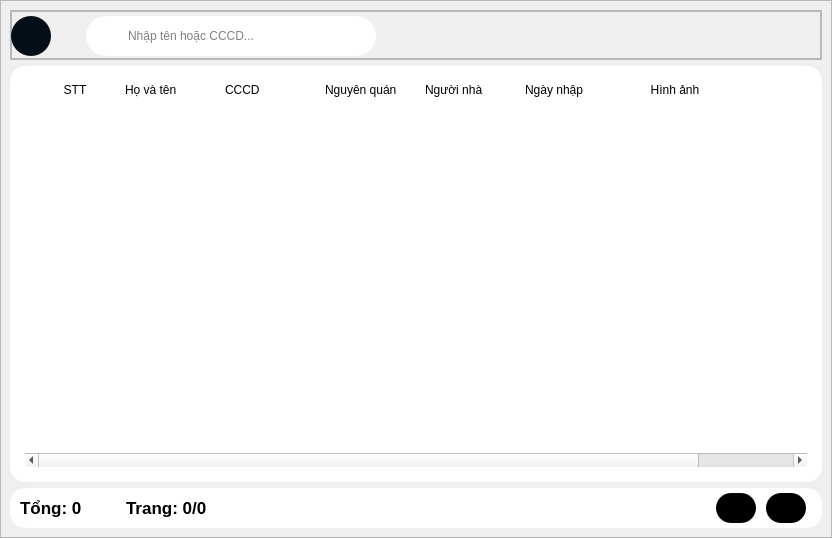
This is res/ui/Member.ui in quanglinh2909/HoSoBenhAn as Qt 5 draws it before an edit. The edited form follows.
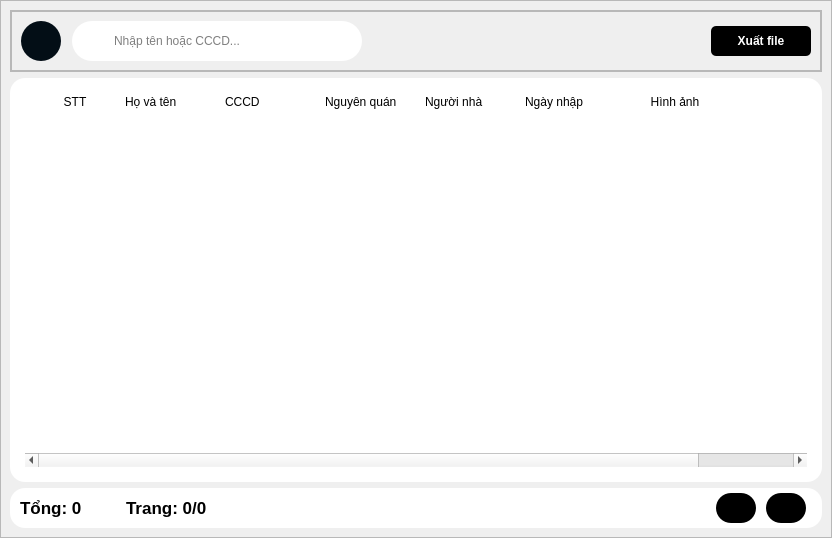
This is the edited form. Icons and pictures are not drawn.

The edit to the form file:
```diff
--- a/res/ui/Member.ui
+++ b/res/ui/Member.ui
@@ -76,15 +76,9 @@
            <property name="frameShadow">
             <enum>QFrame::Raised</enum>
            </property>
+           <layout class="QHBoxLayout" name="horizontalLayout_3">
+            <item>
            <widget class="QPushButton" name="btnAddMember">
-            <property name="geometry">
-             <rect>
-              <x>0</x>
-              <y>5</y>
-              <width>40</width>
-              <height>40</height>
-             </rect>
-            </property>
             <property name="minimumSize">
              <size>
               <width>40</width>
@@ -117,15 +111,9 @@
              <string/>
             </property>
            </widget>
+            </item>
+            <item>
            <widget class="QLineEdit" name="edtSearchMemberNT">
-            <property name="geometry">
-             <rect>
-              <x>70</x>
-              <y>5</y>
-              <width>300</width>
-              <height>40</height>
-             </rect>
-            </property>
             <property name="minimumSize">
              <size>
               <width>250</width>
@@ -154,6 +142,53 @@
              <string>Nhập tên hoặc CCCD...</string>
             </property>
            </widget>
+            </item>
+            <item>
+             <spacer name="horizontalSpacer">
+              <property name="orientation">
+               <enum>Qt::Horizontal</enum>
+              </property>
+              <property name="sizeHint" stdset="0">
+               <size>
+                <width>40</width>
+                <height>20</height>
+               </size>
+              </property>
+             </spacer>
+            </item>
+            <item>
+             <widget class="QPushButton" name="btnPrint">
+              <property name="minimumSize">
+               <size>
+                <width>100</width>
+                <height>30</height>
+               </size>
+              </property>
+              <property name="font">
+               <font>
+                <weight>62</weight>
+                <bold>true</bold>
+               </font>
+              </property>
+              <property name="cursor">
+               <cursorShape>PointingHandCursor</cursorShape>
+              </property>
+              <property name="styleSheet">
+               <string notr="true">background-color:#000;
+color:#fff;
+font-weight:500;
+border-radius: 5px;</string>
+              </property>
+              <property name="text">
+               <string>Xuất file</string>
+              </property>
+              <property name="icon">
+               <iconset resource="../../resources.qrc">
+                <normaloff>:/images/res/drawable/icons/print_FILL0_wght400_GRAD0_opsz48.svg</normaloff>:/images/res/drawable/icons/print_FILL0_wght400_GRAD0_opsz48.svg</iconset>
+              </property>
+             </widget>
+            </item>
+           </layout>
           </widget>
          </item>
         </layout>
```
Lines whose indentation alone changed are shown as unchanged.
